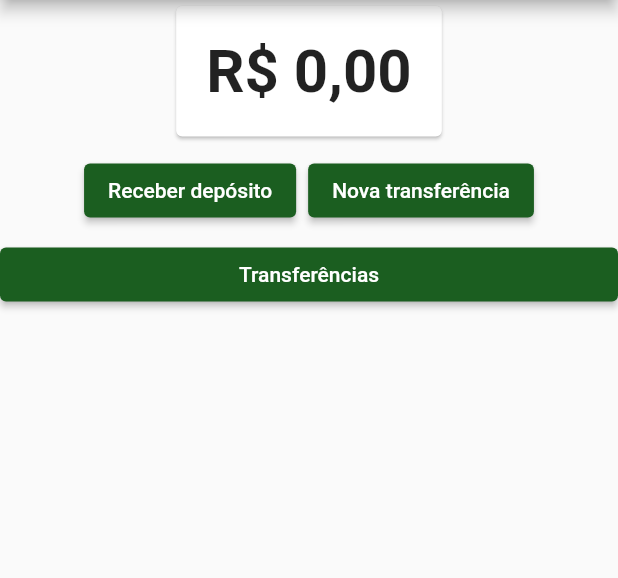
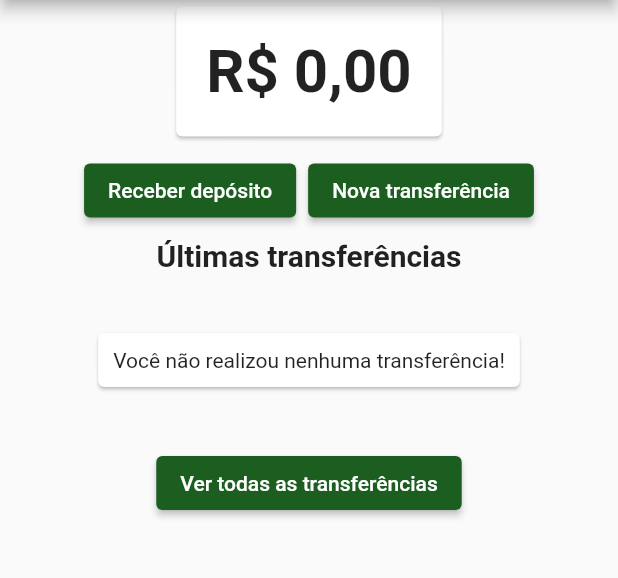
Before and after one commit to evaldomaciel/curso-alura-flutter, a Flutter app: the screen it shows after launch, on a phone screen of 412 x 824 dp, the part 84-662 px from its top. Run offline on Flutter 3.47's test engine with Material 2 defaults, Android fonts, the phone set to English and light mode, and no system bars.

Commit message:
learn: conclusão

```diff
--- a/lib/screens/dashboard/dashboard.dart
+++ b/lib/screens/dashboard/dashboard.dart
@@ -4,6 +4,7 @@ import 'package:bytebank/components/saldo.dart';
 import 'package:bytebank/screens/deposito/formulario.dart';
 import 'package:bytebank/screens/transferencia/formulario.dart';
 import 'package:bytebank/screens/transferencia/lista.dart';
+import 'package:bytebank/screens/transferencia/ultimas.dart';
 import 'package:flutter/material.dart';
 import 'package:provider/provider.dart';
 
@@ -51,17 +52,7 @@ class Dashboard extends StatelessWidget {
               ),
             ],
           ),
-          ElevatedButton(
-            child: Text('Transferências'),
-            onPressed: () {
-              Navigator.push(
-                context,
-                MaterialPageRoute(builder: (context) {
-                  return ListaTranferencias();
-                }),
-              );
-            },
-          ),
+          UltimasTransferencias(),
           Consumer<Saldo>(builder: (context, saldo, child) {
             return Text("");
           })
--- /dev/null
+++ b/lib/screens/transferencia/ultimas.dart
@@ -0,0 +1,75 @@
+// ignore_for_file: prefer_const_constructors, no_leading_underscores_for_local_identifiers
+
+import 'package:bytebank/models/transferencias.dart';
+import 'package:bytebank/screens/transferencia/lista.dart';
+import 'package:flutter/material.dart';
+import 'package:provider/provider.dart';
+
+class UltimasTransferencias extends StatelessWidget {
+  const UltimasTransferencias({super.key});
+
+  @override
+  Widget build(BuildContext context) {
+    String _titulo = "Últimas transferências";
+    return Column(
+      children: <Widget>[
+        Text(
+          _titulo,
+          style: TextStyle(
+            fontWeight: FontWeight.bold,
+            fontSize: 20,
+          ),
+        ),
+        Consumer<Transferencias>(builder: ((context, transferencias, child) {
+          final _ultimasTransferencias = transferencias.transferencias.reversed.toList();
+          final _quantidade = transferencias.transferencias.length;
+          int tamanho = 2;
+          if(_quantidade == 0) {
+            return SemTransferenciasRealizadas();
+          }
+          if (_quantidade < 2) {
+            tamanho = _quantidade;
+          }
+
+          return ListView.builder(
+            padding: const EdgeInsets.all(8),
+            itemCount: tamanho,
+            shrinkWrap: true,
+            itemBuilder: (context, index) {
+              return ItemTransferencia(_ultimasTransferencias[index]);
+            },
+          );
+        })),
+        ElevatedButton(
+          child: Text('Ver todas as transferências'),
+          onPressed: () {
+            Navigator.push(
+              context,
+              MaterialPageRoute(builder: (context) {
+                return ListaTranferencias();
+              }),
+            );
+          },
+        ),
+      ],
+    );
+  }
+}
+
+class SemTransferenciasRealizadas extends StatelessWidget {
+  const SemTransferenciasRealizadas({super.key});
+
+  @override
+  Widget build(BuildContext context) {
+    return Card(
+      margin: EdgeInsets.all(40),
+      child: Padding(
+        padding: EdgeInsets.all(10),
+        child: Text(
+          "Você não realizou nenhuma transferência!",
+          textAlign: TextAlign.center,
+         ),
+      ),
+    );
+  }
+}
```
Also changed, not shown: 1 other file.
